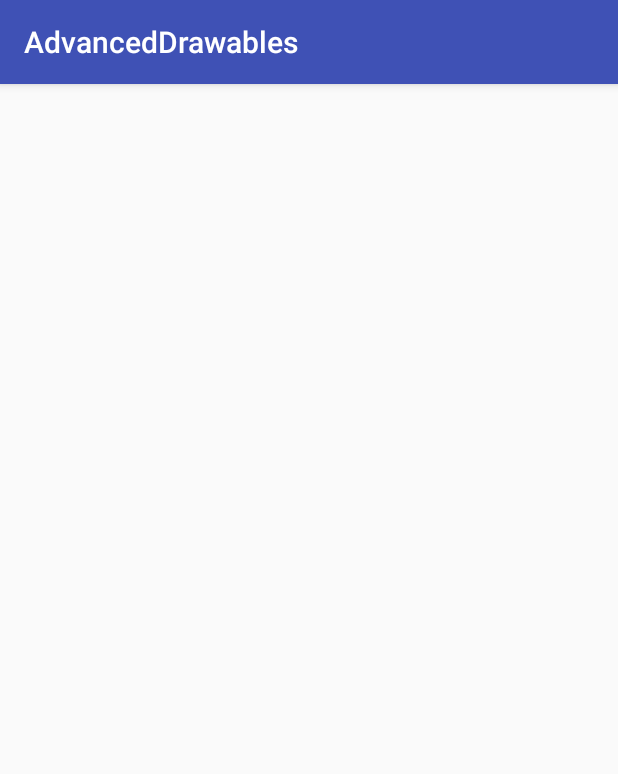
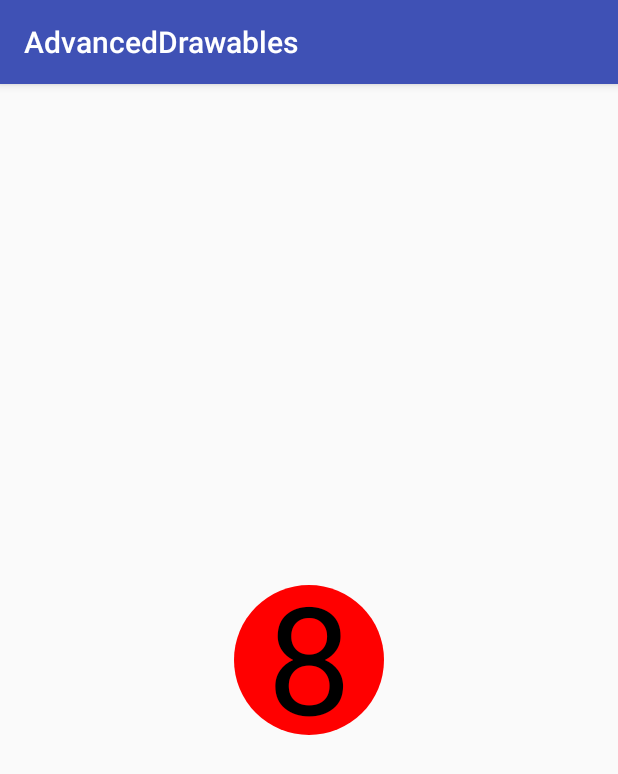
Before and after one commit to suzp1984/advanced-drawable, an Android app: the screen it shows after launch (MainActivity), on a phone screen of 412 x 824 dp. Shown: the top 774 px of the screen. Run offline under Robolectric (Android 15) with nearby library versions, the phone set to English and light mode, and no system bars.

```diff
--- a/app/src/main/java/io/github/suzp1984/advanceddrawables/MainActivity.kt
+++ b/app/src/main/java/io/github/suzp1984/advanceddrawables/MainActivity.kt
@@ -14,7 +14,8 @@ class MainActivity : AppCompatActivity() {
         val image : ImageView = findViewById(R.id.image) as ImageView
 
         val circle : CircleDrawable = CircleDrawable()
-        circle.setText("0")
+        circle.setText("8")
+        circle.alpha = 255
         image.setImageDrawable(circle)
     }
 }
--- a/app/src/main/java/io/github/suzp1984/advanceddrawables/drawable/CircleDrawable.kt
+++ b/app/src/main/java/io/github/suzp1984/advanceddrawables/drawable/CircleDrawable.kt
@@ -13,6 +13,7 @@ class CircleDrawable : Drawable() {
     private var alphaValue : Int = alpha
 
     init {
+        backgroundPaint.style = Paint.Style.FILL
         backgroundPaint.color = Color.rgb(255, 0, 0)
 
         txtPaint.typeface = Typeface.DEFAULT
@@ -64,6 +65,7 @@ class CircleDrawable : Drawable() {
 
     fun setText(t : String) {
         text = t
+        invalidateSelf()
     }
 
     private fun adjustTextSize() : Float {
--- a/app/src/main/res/layout/activity_main.xml
+++ b/app/src/main/res/layout/activity_main.xml
@@ -8,8 +8,8 @@
 
     <ImageView
         android:id="@+id/image"
-        android:layout_width="50dp"
-        android:layout_height="50dp"
+        android:layout_width="100dp"
+        android:layout_height="100dp"
         app:layout_constraintBottom_toBottomOf="parent"
         app:layout_constraintLeft_toLeftOf="parent"
         app:layout_constraintRight_toRightOf="parent"
--- a/build.gradle
+++ b/build.gradle
@@ -6,7 +6,7 @@ buildscript {
         jcenter()
     }
     dependencies {
-        classpath 'com.android.tools.build:gradle:2.3.1'
+        classpath 'com.android.tools.build:gradle:2.3.3'
         classpath "org.jetbrains.kotlin:kotlin-gradle-plugin:$kotlin_version"
 
         // NOTE: Do not place your application dependencies here; they belong
```
